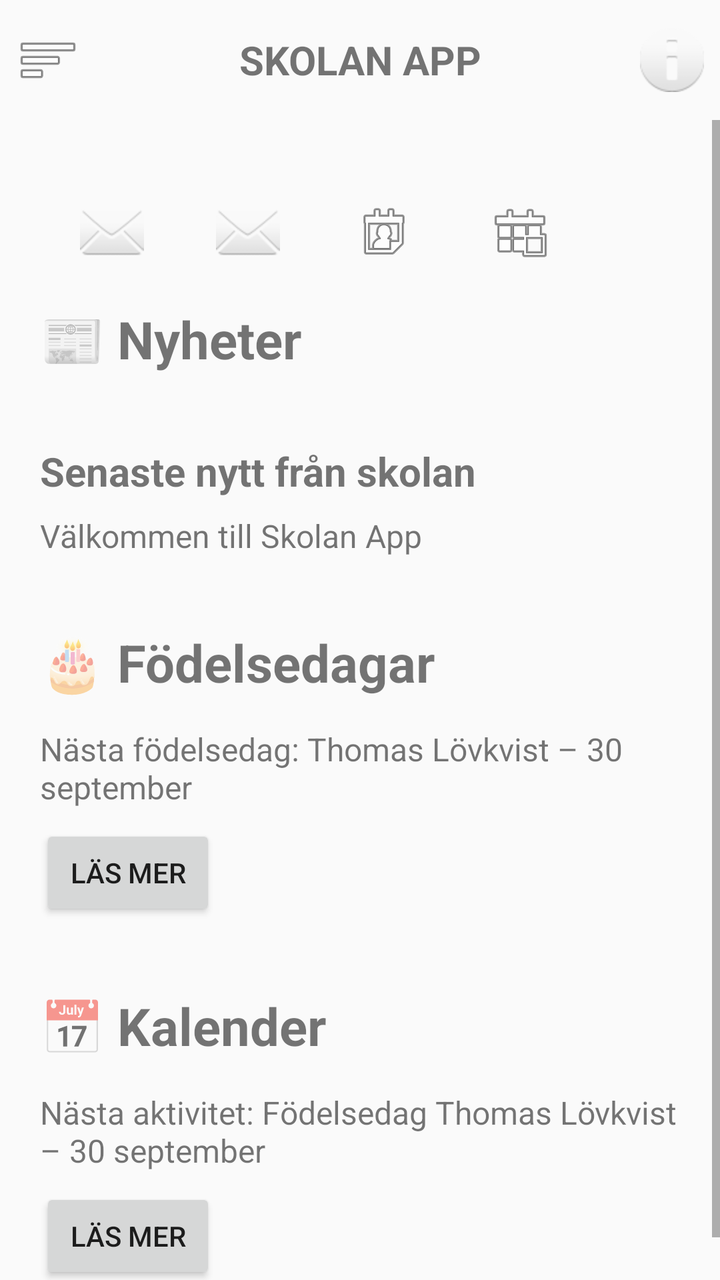
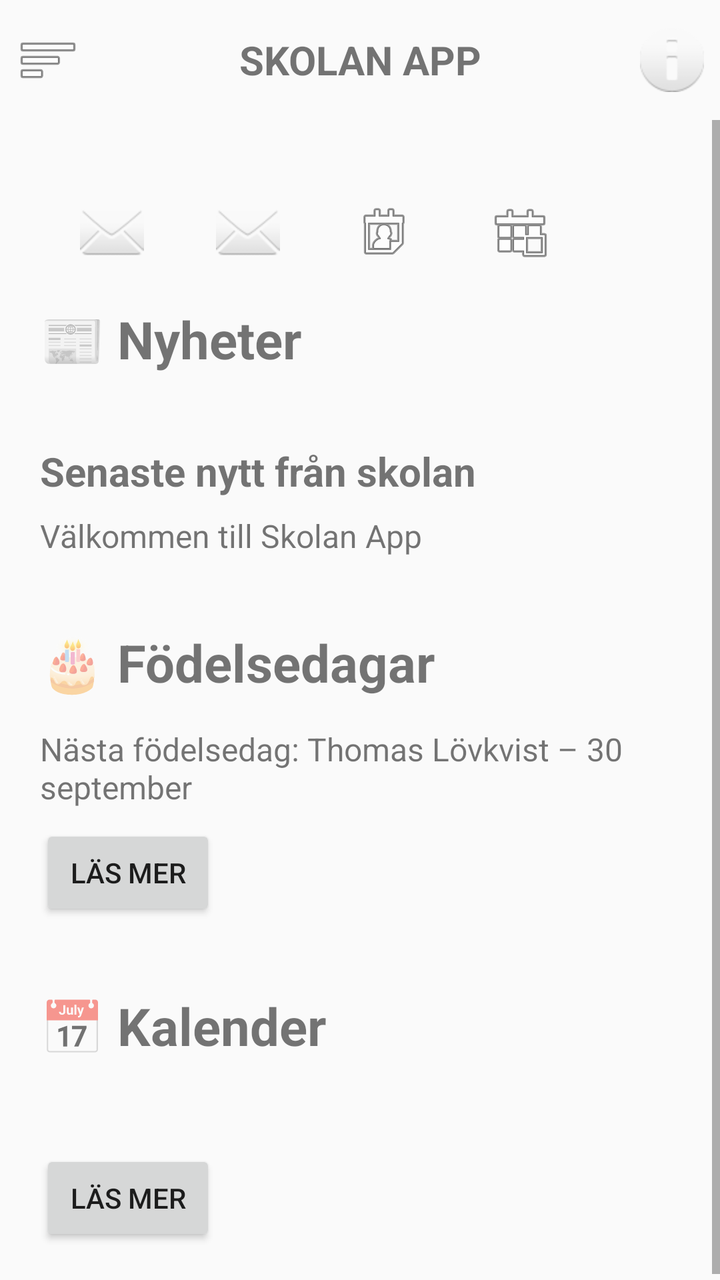

Before-and-after screenshots of an Android layout around one commit, followed by the original layout XML and the change that was made.
<!-- AndroidManifest.xml: application theme Theme.Skolanapp -->
<!-- res/layout/activity_user_selection.xml -->
<?xml version="1.0" encoding="utf-8"?>
<androidx.drawerlayout.widget.DrawerLayout
    xmlns:android="http://schemas.android.com/apk/res/android"
    android:id="@+id/drawerLayout"
    android:layout_width="match_parent"
    android:layout_height="match_parent">


    <LinearLayout
        android:layout_width="match_parent"
        android:layout_height="match_parent"
        android:orientation="vertical">


        <LinearLayout
            android:layout_width="match_parent"
            android:layout_height="60dp"
            android:orientation="horizontal"
            android:gravity="center_vertical">

            <ImageButton
                android:id="@+id/buttonMenu"
                android:layout_width="48dp"
                android:layout_height="48dp"
                android:background="@android:color/transparent"
                android:src="@android:drawable/ic_menu_sort_by_size"
                android:contentDescription="@string/menu" />

            <TextView
                android:layout_width="0dp"
                android:layout_height="wrap_content"
                android:layout_weight="1"
                android:gravity="center"
                android:text="@string/skolan_app"
                android:textSize="20sp"
                android:textStyle="bold" />

            <ImageButton
                android:id="@+id/buttonNotifications"
                android:layout_width="48dp"
                android:layout_height="48dp"
                android:background="@android:color/transparent"
                android:src="@android:drawable/ic_dialog_info"
                android:contentDescription="@string/notifications" />

        </LinearLayout>


        <ScrollView
            android:id="@+id/mainScroll"
            android:layout_width="match_parent"
            android:layout_height="match_parent"
            android:nestedScrollingEnabled="false">

            <LinearLayout
                android:layout_width="match_parent"
                android:layout_height="wrap_content"
                android:orientation="vertical"
                android:padding="20dp">

                <HorizontalScrollView
                    android:layout_width="match_parent"
                    android:layout_height="wrap_content"
                    android:scrollbars="none"
                    android:fillViewport="false">

                    <LinearLayout
                        android:layout_width="wrap_content"
                        android:layout_height="wrap_content"
                        android:orientation="horizontal"
                        android:gravity="center_vertical"
                        android:padding="8dp">

                        <ImageButton
                            android:id="@+id/buttonTeacherEmail"
                            android:layout_width="56dp"
                            android:layout_height="56dp"
                            android:layout_marginEnd="12dp"
                            android:background="@android:color/transparent"
                            android:src="@android:drawable/ic_dialog_email"
                            android:contentDescription="@string/larare_email"
                            android:scaleType="centerInside" />

                        <ImageButton
                            android:id="@+id/buttonParentsEmail"
                            android:layout_width="56dp"
                            android:layout_height="56dp"
                            android:layout_marginEnd="12dp"
                            android:background="@android:color/transparent"
                            android:src="@android:drawable/ic_dialog_email"
                            android:contentDescription="@string/foraldrar_email"
                            android:scaleType="centerInside" />

                        <ImageButton
                            android:id="@+id/buttonBirthdays"
                            android:layout_width="56dp"
                            android:layout_height="56dp"
                            android:layout_marginEnd="12dp"
                            android:background="@android:color/transparent"
                            android:src="@android:drawable/ic_menu_my_calendar"
                            android:contentDescription="@string/fodelsedagar"
                            android:scaleType="centerInside" />

                        <ImageButton
                            android:id="@+id/buttonCalendar"
                            android:layout_width="56dp"
                            android:layout_height="56dp"
                            android:layout_marginEnd="12dp"
                            android:background="@android:color/transparent"
                            android:src="@android:drawable/ic_menu_today"
                            android:contentDescription="@string/kalender"
                            android:scaleType="centerInside" />

                    </LinearLayout>

                </HorizontalScrollView>

                <include
                    android:id="@+id/newsLayout"
                    layout="@layout/activity_news" />

                <TextView
                    android:layout_width="match_parent"
                    android:layout_height="wrap_content"
                    android:layout_marginTop="20dp"
                    android:text="@string/senaste"
                    android:textSize="20sp"
                    android:textStyle="bold" />

                <TextView
                    android:layout_width="match_parent"
                    android:layout_height="wrap_content"
                    android:layout_marginTop="8dp"
                    android:text="@string/valkommen_till_skolan_app"
                    android:textSize="16sp" />

                <TextView
                    android:layout_width="match_parent"
                    android:layout_height="wrap_content"
                    android:layout_marginTop="35dp"
                    android:text="@string/fodelsedagar"
                    android:textSize="26sp"
                    android:textStyle="bold" />

                <TextView
                    android:id="@+id/textNextBirthday"
                    android:layout_width="match_parent"
                    android:layout_height="wrap_content"
                    android:layout_marginTop="15dp"
                    android:text="Nästa födelsedag: Thomas Lövkvist – 30 september"
                    android:textSize="16sp" />

                <Button
                    android:id="@+id/buttonViewBirthdays"
                    android:layout_width="wrap_content"
                    android:layout_height="wrap_content"
                    android:layout_marginTop="8dp"
                    android:text="@string/las_mer" />


                <TextView
                    android:id="@+id/sectionCalendar"
                    android:layout_width="match_parent"
                    android:layout_height="wrap_content"
                    android:layout_marginTop="35dp"
                    android:text="@string/kalender"
                    android:textSize="26sp"
                    android:textStyle="bold" />

                <TextView
                    android:layout_width="match_parent"
                    android:layout_height="wrap_content"
                    android:layout_marginTop="15dp"
                    android:text="@string/nasta_aktivitet"
                    android:textSize="16sp" />

                <Button
                    android:id="@+id/buttonReadCalendar"
                    android:layout_width="wrap_content"
                    android:layout_height="wrap_content"
                    android:layout_marginTop="8dp"
                    android:text="@string/las_mer" />
                <LinearLayout
                    android:id="@+id/fullCalendar"
                    android:layout_width="match_parent"
                    android:layout_height="wrap_content"
                    android:orientation="vertical"
                    android:visibility="gone">

                    <include
                        layout="@layout/activity_calender" />

                </LinearLayout>
            </LinearLayout>

        </ScrollView>

    </LinearLayout>

    <include
        android:id="@+id/drawerMenu"
        layout="@layout/drawer_menu_side" />

</androidx.drawerlayout.widget.DrawerLayout>
<!-- res/layout/activity_news.xml (included above) -->
<?xml version="1.0" encoding="utf-8"?>
<LinearLayout
    xmlns:android="http://schemas.android.com/apk/res/android"
    android:id="@+id/newsLayout"
    android:layout_width="match_parent"
    android:layout_height="wrap_content"
    android:orientation="vertical">

    <TextView
        android:id="@+id/sectionNews"
        android:layout_width="match_parent"
        android:layout_height="wrap_content"
        android:text="@string/nyheter"
        android:textSize="26sp"
        android:textStyle="bold" />

    <androidx.recyclerview.widget.RecyclerView
        android:id="@+id/recyclerNews"
        android:layout_width="match_parent"
        android:layout_height="wrap_content"
        android:layout_marginTop="15dp" />

</LinearLayout>
<!-- res/layout/activity_calender.xml (included above) -->
<?xml version="1.0" encoding="utf-8"?>
<HorizontalScrollView
    xmlns:android="http://schemas.android.com/apk/res/android"
    android:layout_width="match_parent"
    android:layout_height="wrap_content"
    android:scrollbars="horizontal">

    <LinearLayout
        android:layout_width="wrap_content"
        android:layout_height="wrap_content"
        android:orientation="horizontal">

        
        <LinearLayout
            android:layout_width="140dp"
            android:layout_height="wrap_content"
            android:orientation="vertical"
            android:padding="8dp"
            android:background="#E8F0FE">

            <TextView
                android:layout_width="match_parent"
                android:layout_height="wrap_content"
                android:text="Måndag"
                android:textSize="18sp"
                android:textStyle="bold"
                android:gravity="center" />

            <androidx.recyclerview.widget.RecyclerView
                android:id="@+id/recyclerMonday"
                android:layout_width="match_parent"
                android:layout_height="wrap_content"
                android:layout_marginTop="12dp" />

        </LinearLayout>

        
        <LinearLayout
            android:layout_width="140dp"
            android:layout_height="wrap_content"
            android:orientation="vertical"
            android:padding="8dp"
            android:background="#FCE8E6">

            <TextView
                android:layout_width="match_parent"
                android:layout_height="wrap_content"
                android:text="Tisdag"
                android:textSize="18sp"
                android:textStyle="bold"
                android:gravity="center" />

            <androidx.recyclerview.widget.RecyclerView
                android:id="@+id/recyclerTuesday"
                android:layout_width="match_parent"
                android:layout_height="wrap_content"
                android:layout_marginTop="12dp" />

        </LinearLayout>

        
        <LinearLayout
            android:layout_width="140dp"
            android:layout_height="wrap_content"
            android:orientation="vertical"
            android:padding="8dp"
            android:background="#E6F4EA">

            <TextView
                android:layout_width="match_parent"
                android:layout_height="wrap_content"
                android:text="Onsdag"
                android:textSize="18sp"
                android:textStyle="bold"
                android:gravity="center" />

            <androidx.recyclerview.widget.RecyclerView
                android:id="@+id/recyclerWednesday"
                android:layout_width="match_parent"
                android:layout_height="wrap_content"
                android:layout_marginTop="12dp" />

        </LinearLayout>

        
        <LinearLayout
            android:layout_width="140dp"
            android:layout_height="wrap_content"
            android:orientation="vertical"
            android:padding="8dp"
            android:background="#FFF4D6">

            <TextView
                android:layout_width="match_parent"
                android:layout_height="wrap_content"
                android:text="Torsdag"
                android:textSize="18sp"
                android:textStyle="bold"
                android:gravity="center" />

            <androidx.recyclerview.widget.RecyclerView
                android:id="@+id/recyclerThursday"
                android:layout_width="match_parent"
                android:layout_height="wrap_content"
                android:layout_marginTop="12dp" />

        </LinearLayout>

        
        <LinearLayout
            android:layout_width="140dp"
            android:layout_height="wrap_content"
            android:orientation="vertical"
            android:padding="8dp"
            android:background="#EDE7F6">

            <TextView
                android:layout_width="match_parent"
                android:layout_height="wrap_content"
                android:text="Fredag"
                android:textSize="18sp"
                android:textStyle="bold"
                android:gravity="center" />

            <androidx.recyclerview.widget.RecyclerView
                android:id="@+id/recyclerFriday"
                android:layout_width="match_parent"
                android:layout_height="wrap_content"
                android:layout_marginTop="12dp" />

        </LinearLayout>

    </LinearLayout>

</HorizontalScrollView>
<!-- res/layout/drawer_menu_side.xml (included above) -->
<?xml version="1.0" encoding="utf-8"?>
<LinearLayout
    xmlns:android="http://schemas.android.com/apk/res/android"
    android:id="@+id/navigationDrawer"
    android:layout_width="200dp"
    android:layout_height="match_parent"
    android:layout_gravity="start"
    android:orientation="vertical"
    android:background="@android:color/white">

    <TextView
        android:layout_width="match_parent"
        android:layout_height="60dp"
        android:gravity="center_vertical"
        android:paddingStart="20dp"
        android:paddingEnd="20dp"
        android:text="@string/skolan_app"
        android:textSize="22sp"
        android:textStyle="bold" />

    <TextView
        android:id="@+id/menuHome"
        android:layout_width="match_parent"
        android:layout_height="55dp"
        android:gravity="center_vertical"
        android:paddingStart="20dp"
        android:paddingEnd="20dp"
        android:text="@string/hem"
        android:textSize="18sp" />

    <TextView
        android:id="@+id/menuNews"
        android:layout_width="match_parent"
        android:layout_height="55dp"
        android:gravity="center_vertical"
        android:paddingStart="20dp"
        android:paddingEnd="20dp"
        android:text="@string/nyheter"
        android:textSize="18sp" />

    <TextView
        android:id="@+id/menuBirthdays"
        android:layout_width="match_parent"
        android:layout_height="55dp"
        android:gravity="center_vertical"
        android:paddingStart="20dp"
        android:paddingEnd="20dp"
        android:text="@string/fodelsedagar"
        android:textSize="18sp" />

    <TextView
        android:id="@+id/menuCalendar"
        android:layout_width="match_parent"
        android:layout_height="55dp"
        android:gravity="center_vertical"
        android:paddingStart="20dp"
        android:paddingEnd="20dp"
        android:text="@string/kalender"
        android:textSize="18sp" />

</LinearLayout>
<!-- resources referenced by this layout -->
<resources>
  <string name="fodelsedagar">🎂 Födelsedagar</string>
  <string name="foraldrar_email">Föräldrar email</string>
  <string name="hem">🏠 Hem</string>
  <string name="kalender">📅 Kalender</string>
  <string name="larare_email">Lärare email</string>
  <string name="las_mer">Läs mer</string>
  <string name="menu">Menu</string>
  <string name="nasta_aktivitet">Nästa aktivitet: Födelsedag Thomas Lövkvist – 30 september</string>
  <string name="notifications">Notifications</string>
  <string name="nyheter">📰 Nyheter</string>
  <string name="senaste">Senaste nytt från skolan</string>
  <string name="skolan_app">SKOLAN APP</string>
  <string name="valkommen_till_skolan_app">Välkommen till Skolan App</string>
  <style name="Theme.Skolanapp" parent="Theme.AppCompat.Light.NoActionBar" />
</resources>

<!-- the commit's change to res/layout/activity_user_selection.xml (unified diff, before → after) -->
@@ -168,10 +168,11 @@
                     android:textStyle="bold" />
 
                 <TextView
+                    android:id="@+id/textNextActivity"
                     android:layout_width="match_parent"
                     android:layout_height="wrap_content"
                     android:layout_marginTop="15dp"
-                    android:text="@string/nasta_aktivitet"
+                    android:text=""
                     android:textSize="16sp" />
 
                 <Button
@@ -180,17 +181,7 @@
                     android:layout_height="wrap_content"
                     android:layout_marginTop="8dp"
                     android:text="@string/las_mer" />
-                <LinearLayout
-                    android:id="@+id/fullCalendar"
-                    android:layout_width="match_parent"
-                    android:layout_height="wrap_content"
-                    android:orientation="vertical"
-                    android:visibility="gone">
-
-                    <include
-                        layout="@layout/activity_calender" />
-
-                </LinearLayout>
+
             </LinearLayout>
 
         </ScrollView>
@@ -226,142 +217,6 @@
         android:layout_marginTop="15dp" />
 
 </LinearLayout>
-<!-- res/layout/activity_calender.xml (included above) -->
-<?xml version="1.0" encoding="utf-8"?>
-<HorizontalScrollView
-    xmlns:android="http://schemas.android.com/apk/res/android"
-    android:layout_width="match_parent"
-    android:layout_height="wrap_content"
-    android:scrollbars="horizontal">
-
-    <LinearLayout
-        android:layout_width="wrap_content"
-        android:layout_height="wrap_content"
-        android:orientation="horizontal">
-
-        
-        <LinearLayout
-            android:layout_width="140dp"
-            android:layout_height="wrap_content"
-            android:orientation="vertical"
-            android:padding="8dp"
-            android:background="#E8F0FE">
-
-            <TextView
-                android:layout_width="match_parent"
-                android:layout_height="wrap_content"
-                android:text="Måndag"
-                android:textSize="18sp"
-                android:textStyle="bold"
-                android:gravity="center" />
-
-            <androidx.recyclerview.widget.RecyclerView
-                android:id="@+id/recyclerMonday"
-                android:layout_width="match_parent"
-                android:layout_height="wrap_content"
-                android:layout_marginTop="12dp" />
-
-        </LinearLayout>
-
-        
-        <LinearLayout
-            android:layout_width="140dp"
-            android:layout_height="wrap_content"
-            android:orientation="vertical"
-            android:padding="8dp"
-            android:background="#FCE8E6">
-
-            <TextView
-                android:layout_width="match_parent"
-                android:layout_height="wrap_content"
-                android:text="Tisdag"
-                android:textSize="18sp"
-                android:textStyle="bold"
-                android:gravity="center" />
-
-            <androidx.recyclerview.widget.RecyclerView
-                android:id="@+id/recyclerTuesday"
-                android:layout_width="match_parent"
-                android:layout_height="wrap_content"
-                android:layout_marginTop="12dp" />
-
-        </LinearLayout>
-
-        
-        <LinearLayout
-            android:layout_width="140dp"
-            android:layout_height="wrap_content"
-            android:orientation="vertical"
-            android:padding="8dp"
-            android:background="#E6F4EA">
-
-            <TextView
-                android:layout_width="match_parent"
-                android:layout_height="wrap_content"
-                android:text="Onsdag"
-                android:textSize="18sp"
-                android:textStyle="bold"
-                android:gravity="center" />
-
-            <androidx.recyclerview.widget.RecyclerView
-                android:id="@+id/recyclerWednesday"
-                android:layout_width="match_parent"
-                android:layout_height="wrap_content"
-                android:layout_marginTop="12dp" />
-
-        </LinearLayout>
-
-        
-        <LinearLayout
-            android:layout_width="140dp"
-            android:layout_height="wrap_content"
-            android:orientation="vertical"
-            android:padding="8dp"
-            android:background="#FFF4D6">
-
-            <TextView
-                android:layout_width="match_parent"
-                android:layout_height="wrap_content"
-                android:text="Torsdag"
-                android:textSize="18sp"
-                android:textStyle="bold"
-                android:gravity="center" />
-
-            <androidx.recyclerview.widget.RecyclerView
-                android:id="@+id/recyclerThursday"
-                android:layout_width="match_parent"
-                android:layout_height="wrap_content"
-                android:layout_marginTop="12dp" />
-
-        </LinearLayout>
-
-        
-        <LinearLayout
-            android:layout_width="140dp"
-            android:layout_height="wrap_content"
-            android:orientation="vertical"
-            android:padding="8dp"
-            android:background="#EDE7F6">
-
-            <TextView
-                android:layout_width="match_parent"
-                android:layout_height="wrap_content"
-                android:text="Fredag"
-                android:textSize="18sp"
-                android:textStyle="bold"
-                android:gravity="center" />
-
-            <androidx.recyclerview.widget.RecyclerView
-                android:id="@+id/recyclerFriday"
-                android:layout_width="match_parent"
-                android:layout_height="wrap_content"
-                android:layout_marginTop="12dp" />
-
-        </LinearLayout>
-
-    </LinearLayout>
-
-</HorizontalScrollView>
 <!-- res/layout/drawer_menu_side.xml (included above) -->
 <?xml version="1.0" encoding="utf-8"?>
 <LinearLayout
<!-- resource entries referenced after the edit -->
@@ -7,7 +7,6 @@
   <string name="larare_email">Lärare email</string>
   <string name="las_mer">Läs mer</string>
   <string name="menu">Menu</string>
-  <string name="nasta_aktivitet">Nästa aktivitet: Födelsedag Thomas Lövkvist – 30 september</string>
   <string name="notifications">Notifications</string>
   <string name="nyheter">📰 Nyheter</string>
   <string name="senaste">Senaste nytt från skolan</string>
